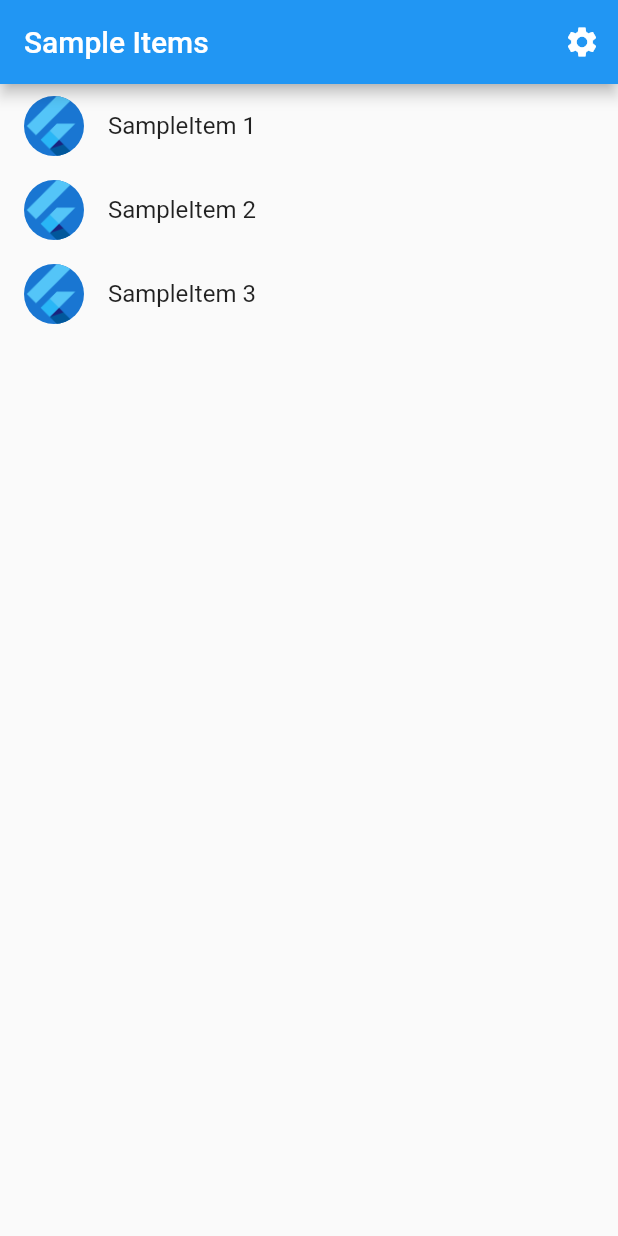
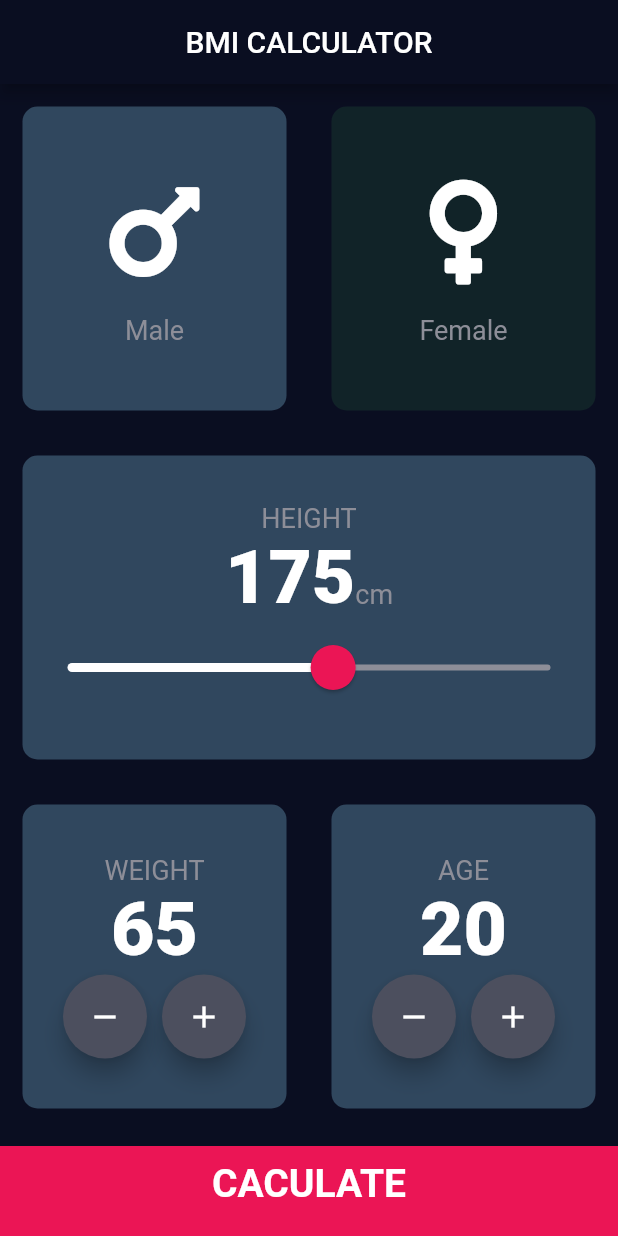
Before and after one commit to quangngx/Flutter-BMI-App, a Flutter app: the screen it shows after launch, on a phone screen of 412 x 824 dp. Run offline on Flutter 3.47's test engine with Material 2 defaults, Android fonts, the phone set to English and light mode, and no system bars; our stand-ins replace font_awesome_flutter; generated files the repository leaves out were written again.

Commit message:
final app

```diff
--- /dev/null
+++ b/flutter_bmi_final/lib/src/Components/bottom_button.dart
@@ -0,0 +1,29 @@
+import 'package:flutter/material.dart';
+import 'package:flutter_bmi_final/src/constants.dart';
+
+class BottomButton extends StatelessWidget {
+  const BottomButton({Key? key, required this.onPress, required this.txtTitle})
+      : super(key: key);
+  final VoidCallback onPress;
+  final String txtTitle;
+
+  @override
+  Widget build(BuildContext context) {
+    return GestureDetector(
+      onTap: onPress,
+      child: Container(
+        child: Center(
+          child: Text(
+            txtTitle,
+            style: kLargeButtonTextStyle,
+          ),
+        ),
+        padding: const EdgeInsets.only(bottom: 10.0),
+        color: const Color(0xffeb1555),
+        margin: const EdgeInsets.only(top: 10.0),
+        height: 60.0,
+        width: double.infinity,
+      ),
+    );
+  }
+}
--- /dev/null
+++ b/flutter_bmi_final/lib/src/Components/icon_content.dart
@@ -0,0 +1,27 @@
+import 'package:flutter/material.dart';
+import '../constants.dart';
+
+class IconContent extends StatelessWidget {
+  const IconContent({Key? key, required this.icon, required this.label})
+      : super(key: key);
+
+  final IconData icon;
+  final String label;
+
+  @override
+  Widget build(BuildContext context) {
+    return Column(
+      mainAxisAlignment: MainAxisAlignment.center,
+      children: <Widget>[
+        Icon(
+          icon,
+          size: 80.0,
+        ),
+        const SizedBox(
+          height: 15.0,
+        ),
+        Text(label, style: kLabelTextStyle)
+      ],
+    );
+  }
+}
--- /dev/null
+++ b/flutter_bmi_final/lib/src/Components/reusable_card.dart
@@ -0,0 +1,29 @@
+import 'package:flutter/material.dart';
+
+class ReusableCard extends StatelessWidget {
+  const ReusableCard(
+      {Key? key,
+      required this.customColor,
+      required this.cardChild,
+      this.onPress})
+      : super(key: key);
+
+  final Color customColor;
+  final Widget cardChild;
+  final VoidCallback? onPress;
+
+  @override
+  Widget build(BuildContext context) {
+    return GestureDetector(
+      onTap: onPress,
+      child: Container(
+        child: cardChild,
+        margin: const EdgeInsets.all(15.0),
+        decoration: BoxDecoration(
+          borderRadius: BorderRadius.circular(10.0),
+          color: customColor,
+        ),
+      ),
+    );
+  }
+}
--- /dev/null
+++ b/flutter_bmi_final/lib/src/Screen/input_page.dart
@@ -0,0 +1,252 @@
+import 'package:flutter/material.dart';
+import 'package:flutter_bmi_final/src/Screen/results_page.dart';
+import 'package:flutter_bmi_final/src/calc_brain.dart';
+import 'package:font_awesome_flutter/font_awesome_flutter.dart';
+import '../Components/bottom_button.dart';
+import '../Components/reusable_card.dart';
+import '../Components/icon_content.dart';
+import '../constants.dart';
+
+enum Gender { male, female }
+enum IconFunction { add, remove }
+
+class InputPage extends StatefulWidget {
+  const InputPage({Key? key}) : super(key: key);
+
+  @override
+  _InputPageState createState() => _InputPageState();
+}
+
+class _InputPageState extends State<InputPage> {
+  Gender selectedGender = Gender.male;
+
+  int height = 175;
+  int weight = 65;
+  int age = 20;
+  @override
+  Widget build(BuildContext context) {
+    return Scaffold(
+      appBar: AppBar(
+        centerTitle: true,
+        title: const Text('BMI CALCULATOR'),
+      ),
+      body: Column(
+        crossAxisAlignment: CrossAxisAlignment.stretch,
+        children: <Widget>[
+          Expanded(
+            child: Row(
+              children: <Widget>[
+                Expanded(
+                  child: ReusableCard(
+                    onPress: () {
+                      setState(() {
+                        selectedGender = Gender.male;
+                      });
+                    },
+                    customColor: selectedGender == Gender.male
+                        ? kActiveCardColor
+                        : kInactiveCardColor,
+                    cardChild: const IconContent(
+                      icon: FontAwesomeIcons.mars,
+                      label: 'Male',
+                    ),
+                  ),
+                ),
+                Expanded(
+                  child: ReusableCard(
+                    onPress: () {
+                      setState(() {
+                        selectedGender = Gender.female;
+                      });
+                    },
+                    customColor: selectedGender == Gender.female
+                        ? kActiveCardColor
+                        : kInactiveCardColor,
+                    cardChild: const IconContent(
+                      icon: FontAwesomeIcons.venus,
+                      label: 'Female',
+                    ),
+                  ),
+                ),
+              ],
+            ),
+          ),
+          Expanded(
+            child: ReusableCard(
+              customColor: kActiveCardColor,
+              cardChild: Column(
+                mainAxisAlignment: MainAxisAlignment.center,
+                children: <Widget>[
+                  const Text(
+                    'HEIGHT',
+                    style: kLabelTextStyle,
+                  ),
+                  Row(
+                    mainAxisAlignment: MainAxisAlignment.center,
+                    crossAxisAlignment: CrossAxisAlignment.baseline,
+                    textBaseline: TextBaseline.alphabetic,
+                    children: <Widget>[
+                      Text(
+                        height.toString(),
+                        style: kNumberStyle,
+                      ),
+                      const Text(
+                        'cm',
+                        style: kLabelTextStyle,
+                      ),
+                    ],
+                  ),
+                  SliderTheme(
+                    data: SliderTheme.of(context).copyWith(
+                      activeTrackColor: Colors.white,
+                      thumbColor: const Color(0xffeb1555),
+                      overlayColor: const Color(0x29eb1555),
+                      thumbShape:
+                          const RoundSliderThumbShape(enabledThumbRadius: 15.0),
+                      overlayShape:
+                          const RoundSliderOverlayShape(overlayRadius: 30.0),
+                    ),
+                    child: Slider(
+                      value: height.toDouble(),
+                      inactiveColor: const Color(0xff8d8e98),
+                      min: 120.0,
+                      max: 220.0,
+                      // onChanged: ,
+                      onChanged: (double newValue) {
+                        setState(() {
+                          height = newValue.round();
+                        });
+                      },
+                    ),
+                  ),
+                ],
+              ),
+            ),
+          ),
+          Expanded(
+            child: Row(
+              children: <Widget>[
+                Expanded(
+                  child: ReusableCard(
+                    customColor: kActiveCardColor,
+                    cardChild: Column(
+                      mainAxisAlignment: MainAxisAlignment.center,
+                      children: <Widget>[
+                        const Text(
+                          'WEIGHT',
+                          style: kLabelTextStyle,
+                        ),
+                        Text(
+                          weight.toString(),
+                          style: kNumberStyle,
+                        ),
+                        Row(
+                          mainAxisAlignment: MainAxisAlignment.center,
+                          children: <Widget>[
+                            RoundIconButton(
+                              icon: Icons.remove,
+                              onPressed: () {
+                                setState(() {
+                                  weight--;
+                                });
+                              },
+                            ),
+                            const SizedBox(width: 10.0),
+                            RoundIconButton(
+                              icon: Icons.add,
+                              onPressed: () {
+                                setState(() {
+                                  weight++;
+                                });
+                              },
+                            ),
+                          ],
+                        )
+                      ],
+                    ),
+                  ),
+                ),
+                Expanded(
+                  child: ReusableCard(
+                    customColor: kActiveCardColor,
+                    cardChild: Column(
+                      mainAxisAlignment: MainAxisAlignment.center,
+                      children: <Widget>[
+                        const Text(
+                          'AGE',
+                          style: kLabelTextStyle,
+                        ),
+                        Text(
+                          age.toString(),
+                          style: kNumberStyle,
+                        ),
+                        Row(
+                          mainAxisAlignment: MainAxisAlignment.center,
+                          children: <Widget>[
+                            RoundIconButton(
+                                icon: Icons.remove,
+                                onPressed: () {
+                                  setState(() {
+                                    age--;
+                                  });
+                                }),
+                            const SizedBox(
+                              width: 10.0,
+                            ),
+                            RoundIconButton(
+                                icon: Icons.add,
+                                onPressed: () {
+                                  setState(() {
+                                    age++;
+                                  });
+                                })
+                          ],
+                        )
+                      ],
+                    ),
+                  ),
+                ),
+              ],
+            ),
+          ),
+          BottomButton(
+            onPress: () {
+              BmiCalc calc = BmiCalc(height: height, weight: weight);
+              Navigator.push(
+                  context,
+                  MaterialPageRoute(
+                      builder: (context) => ResultPage(
+                            bmiResult: calc.bmiCalc(),
+                            resultText: calc.getResult(),
+                            interpretation: calc.getInterpretation(),
+                          )));
+            },
+            txtTitle: 'CACULATE',
+          )
+        ],
+      ),
+    );
+  }
+}
+
+class RoundIconButton extends StatelessWidget {
+  const RoundIconButton({Key? key, required this.icon, required this.onPressed})
+      : super(key: key);
+  final IconData icon;
+  final VoidCallback onPressed;
+
+  @override
+  Widget build(BuildContext context) {
+    return RawMaterialButton(
+      child: Icon(icon),
+      onPressed: onPressed,
+      elevation: 6.0,
+      shape: const CircleBorder(),
+      fillColor: const Color(0xff4c4f5e),
+      constraints: const BoxConstraints.tightFor(
+        width: 56.0,
+        height: 56.0,
+      ),
+    );
+  }
+}
--- a/flutter_bmi_final/lib/src/app.dart
+++ b/flutter_bmi_final/lib/src/app.dart
@@ -1,13 +1,9 @@
 import 'package:flutter/material.dart';
+import 'package:flutter_bmi_final/src/Screen/input_page.dart';
 import 'package:flutter_gen/gen_l10n/app_localizations.dart';
 import 'package:flutter_localizations/flutter_localizations.dart';
+import 'settings/settings_controller.dart';
 
-import 'sample_feature/sample_item_details_view.dart';
-import 'sample_feature/sample_item_list_view.dart';
-import 'settings/settings_controller.dart';
-import 'settings/settings_view.dart';
-
-/// The Widget that configures your application.
 class MyApp extends StatelessWidget {
   const MyApp({
     Key? key,
@@ -18,23 +14,12 @@ class MyApp extends StatelessWidget {
 
   @override
   Widget build(BuildContext context) {
-    // Glue the SettingsController to the MaterialApp.
-    //
-    // The AnimatedBuilder Widget listens to the SettingsController for changes.
-    // Whenever the user updates their settings, the MaterialApp is rebuilt.
     return AnimatedBuilder(
       animation: settingsController,
       builder: (BuildContext context, Widget? child) {
         return MaterialApp(
-          // Providing a restorationScopeId allows the Navigator built by the
-          // MaterialApp to restore the navigation stack when a user leaves and
-          // returns to the app after it has been killed while running in the
-          // background.
+          debugShowCheckedModeBanner: false,
           restorationScopeId: 'app',
-
-          // Provide the generated AppLocalizations to the MaterialApp. This
-          // allows descendant Widgets to display the correct translations
-          // depending on the user's locale.
           localizationsDelegates: const [
             AppLocalizations.delegate,
             GlobalMaterialLocalizations.delegate,
@@ -42,42 +27,36 @@ class MyApp extends StatelessWidget {
             GlobalCupertinoLocalizations.delegate,
           ],
           supportedLocales: const [
-            Locale('en', ''), // English, no country code
+            Locale('en', ''),
           ],
-
-          // Use AppLocalizations to configure the correct application title
-          // depending on the user's locale.
-          //
-          // The appTitle is defined in .arb files found in the localization
-          // directory.
           onGenerateTitle: (BuildContext context) =>
               AppLocalizations.of(context)!.appTitle,
-
-          // Define a light and dark color theme. Then, read the user's
-          // preferred ThemeMode (light, dark, or system default) from the
-          // SettingsController to display the correct theme.
-          theme: ThemeData(),
+          theme: ThemeData.dark().copyWith(
+            primaryColor: const Color(0xff0a0e21),
+            scaffoldBackgroundColor: const Color(0xff0a0e21),
+            appBarTheme: const AppBarTheme().copyWith(
+              color: const Color(0xff0a0e21)
+            )
+          ),
           darkTheme: ThemeData.dark(),
           themeMode: settingsController.themeMode,
-
-          // Define a function to handle named routes in order to support
-          // Flutter web url navigation and deep linking.
-          onGenerateRoute: (RouteSettings routeSettings) {
-            return MaterialPageRoute<void>(
-              settings: routeSettings,
-              builder: (BuildContext context) {
-                switch (routeSettings.name) {
-                  case SettingsView.routeName:
-                    return SettingsView(controller: settingsController);
-                  case SampleItemDetailsView.routeName:
-                    return const SampleItemDetailsView();
-                  case SampleItemListView.routeName:
-                  default:
-                    return const SampleItemListView();
-                }
-              },
-            );
-          },
+          // onGenerateRoute: (RouteSettings routeSettings) {
+          //   return MaterialPageRoute<void>(
+          //     settings: routeSettings,
+          //     builder: (BuildContext context) {
+          //       switch (routeSettings.name) {
+          //         case SettingsView.routeName:
+          //           return SettingsView(controller: settingsController);
+          //         case SampleItemDetailsView.routeName:
+          //           return const SampleItemDetailsView();
+          //         case SampleItemListView.routeName:
+          //         default:
+          //           return const SampleItemListView();
+          //       }
+          //     },
+          //   );
+          // },
+          home: const InputPage(),
         );
       },
     );
--- /dev/null
+++ b/flutter_bmi_final/lib/src/calc_brain.dart
@@ -0,0 +1,36 @@
+import 'dart:math';
+
+class BmiCalc {
+  BmiCalc({required this.height, required this.weight});
+
+  final int height;
+  final int weight;
+
+  late double _bmi;
+
+  String bmiCalc() {
+    _bmi = weight / pow(height / 100, 2);
+    print(_bmi);
+    return _bmi.toStringAsFixed(1);
+  }
+
+  String getResult() {
+    if (_bmi >= 25) {
+      return 'Overweight';
+    } else if (_bmi > 18.5) {
+      return 'Normal';
+    } else {
+      return 'Underweight';
+    }
+  }
+
+  String getInterpretation() {
+    if (_bmi >= 25) {
+      return 'Do more exercise to burn your fat.';
+    } else if (_bmi > 18.5) {
+      return 'Good job, keep going !';
+    } else {
+      return 'You need to eat more';
+    }
+  }
+}
--- /dev/null
+++ b/flutter_bmi_final/lib/src/constants.dart
@@ -0,0 +1,38 @@
+import 'package:flutter/material.dart';
+
+const kActiveCardColor = Color(0xff30475e);
+const kInactiveCardColor = Color(0xff112328);
+const kBottomColor = Color(0xfff05454);
+
+const kLabelTextStyle = TextStyle(
+  fontSize: 18.0,
+  color: Color(0xff8d8e98),
+);
+
+const kNumberStyle = TextStyle(
+  fontSize: 50.0,
+  fontWeight: FontWeight.w900,
+);
+
+const kLargeButtonTextStyle = TextStyle(
+  fontWeight: FontWeight.bold,
+  fontSize: 26,
+);
+
+const kTitleTextStyle = TextStyle(
+  fontSize: 40.0,
+  fontWeight: FontWeight.w700,
+);
+
+const kResultTextStyle = TextStyle(
+  color: Color(0xff24d876),
+  fontSize: 24.0,
+  fontWeight: FontWeight.bold,
+);
+
+const kBMITextStyle = TextStyle(fontSize: 100.0, fontWeight: FontWeight.bold);
+
+const kBodyTextStyle = TextStyle(
+  fontSize: 20.0,
+
+);
--- a/flutter_bmi_final/lib/src/sample_feature/sample_item.dart
+++ /dev/null
@@ -1,6 +0,0 @@
-/// A placeholder class that represents an entity or model.
-class SampleItem {
-  const SampleItem(this.id);
-
-  final int id;
-}
--- a/flutter_bmi_final/lib/src/sample_feature/sample_item_list_view.dart
+++ /dev/null
@@ -1,71 +0,0 @@
-import 'package:flutter/material.dart';
-
-import '../settings/settings_view.dart';
-import 'sample_item.dart';
-import 'sample_item_details_view.dart';
-
-/// Displays a list of SampleItems.
-class SampleItemListView extends StatelessWidget {
-  const SampleItemListView({
-    Key? key,
-    this.items = const [SampleItem(1), SampleItem(2), SampleItem(3)],
-  }) : super(key: key);
-
-  static const routeName = '/';
-
-  final List<SampleItem> items;
-
-  @override
-  Widget build(BuildContext context) {
-    return Scaffold(
-      appBar: AppBar(
-        title: const Text('Sample Items'),
-        actions: [
-          IconButton(
-            icon: const Icon(Icons.settings),
-            onPressed: () {
-              // Navigate to the settings page. If the user leaves and returns
-              // to the app after it has been killed while running in the
-              // background, the navigation stack is restored.
-              Navigator.restorablePushNamed(context, SettingsView.routeName);
-            },
-          ),
-        ],
-      ),
-
-      // To work with lists that may contain a large number of items, it’s best
-      // to use the ListView.builder constructor.
-      //
-      // In contrast to the default ListView constructor, which requires
-      // building all Widgets up front, the ListView.builder constructor lazily
-      // builds Widgets as they’re scrolled into view.
-      body: ListView.builder(
-        // Providing a restorationId allows the ListView to restore the
-        // scroll position when a user leaves and returns to the app after it
-        // has been killed while running in the background.
-        restorationId: 'sampleItemListView',
-        itemCount: items.length,
-        itemBuilder: (BuildContext context, int index) {
-          final item = items[index];
-
-          return ListTile(
-            title: Text('SampleItem ${item.id}'),
-            leading: const CircleAvatar(
-              // Display the Flutter Logo image asset.
-              foregroundImage: AssetImage('assets/images/flutter_logo.png'),
-            ),
-            onTap: () {
-              // Navigate to the details page. If the user leaves and returns to
-              // the app after it has been killed while running in the
-              // background, the navigation stack is restored.
-              Navigator.restorablePushNamed(
-                context,
-                SampleItemDetailsView.routeName,
-              );
-            }
-          );
-        },
-      ),
-    );
-  }
-}
--- a/flutter_bmi_final/pubspec.yaml
+++ b/flutter_bmi_final/pubspec.yaml
@@ -14,12 +14,13 @@ dependencies:
     sdk: flutter
   flutter_localizations:
     sdk: flutter
+  font_awesome_flutter: ^9.2.0
 
 dev_dependencies:
+
+  flutter_lints: ^1.0.0
   flutter_test:
     sdk: flutter
-
-  flutter_lints: ^1.0.0
 
 flutter:
   uses-material-design: true
```
Also changed, not shown: flutter_bmi_final/lib/src/Screen/results_page.dart (added, +75 -0 lines), flutter_bmi_final/lib/src/sample_feature/sample_item_details_view.dart (deleted, +0 -20 lines), flutter_bmi_final/pubspec.lock.
